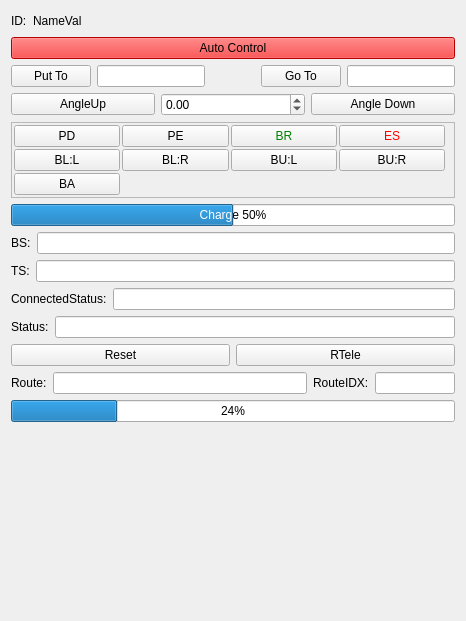
The window that Lib/Net/Agent_Widget.ui (break11/AutoStorage) describes before a commit, drawn with Qt 5.
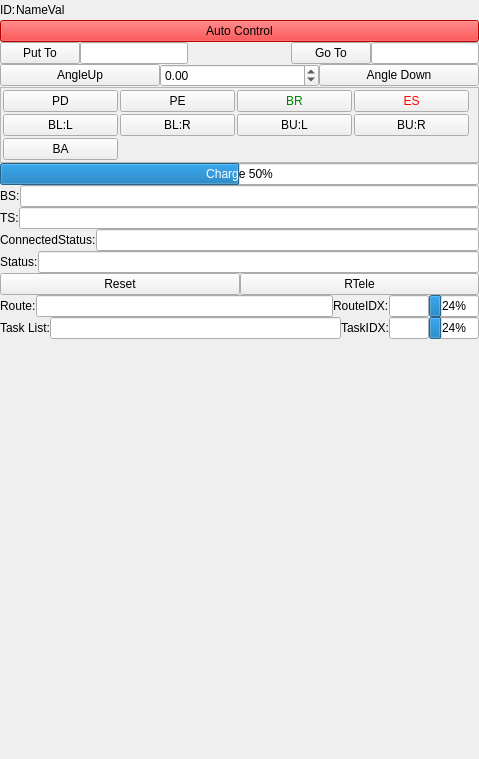
The same window after the commit.

```diff
--- a/Lib/Net/Agent_Widget.ui
+++ b/Lib/Net/Agent_Widget.ui
@@ -6,14 +6,29 @@
    <rect>
     <x>0</x>
     <y>0</y>
-    <width>466</width>
-    <height>621</height>
+    <width>479</width>
+    <height>759</height>
    </rect>
   </property>
   <property name="windowTitle">
    <string>Form</string>
   </property>
   <layout class="QVBoxLayout" name="verticalLayout">
+   <property name="spacing">
+    <number>0</number>
+   </property>
+   <property name="leftMargin">
+    <number>0</number>
+   </property>
+   <property name="topMargin">
+    <number>0</number>
+   </property>
+   <property name="rightMargin">
+    <number>0</number>
+   </property>
+   <property name="bottomMargin">
+    <number>0</number>
+   </property>
    <item>
     <layout class="QHBoxLayout" name="horizontalLayout_6">
      <item>
@@ -493,7 +508,7 @@
       <widget class="QLineEdit" name="edRouteIDX">
        <property name="maximumSize">
         <size>
-         <width>80</width>
+         <width>40</width>
          <height>16777215</height>
         </size>
        </property>
@@ -508,23 +523,101 @@
        </property>
       </widget>
      </item>
+     <item>
+      <widget class="QProgressBar" name="pbRoute">
+       <property name="maximumSize">
+        <size>
+         <width>50</width>
+         <height>16777215</height>
+        </size>
+       </property>
+       <property name="value">
+        <number>24</number>
+       </property>
+       <property name="alignment">
+        <set>Qt::AlignCenter</set>
+       </property>
+       <property name="textVisible">
+        <bool>true</bool>
+       </property>
+       <property name="propRef" stdset="0">
+        <string>route_idx</string>
+       </property>
+      </widget>
+     </item>
     </layout>
    </item>
    <item>
-    <widget class="QProgressBar" name="pbRoute">
-     <property name="value">
-      <number>24</number>
-     </property>
-     <property name="alignment">
-      <set>Qt::AlignCenter</set>
-     </property>
-     <property name="textVisible">
-      <bool>true</bool>
-     </property>
-     <property name="propRef" stdset="0">
-      <string>route_idx</string>
-     </property>
-    </widget>
+    <layout class="QHBoxLayout" name="horizontalLayout_10">
+     <item>
+      <widget class="QLabel" name="lbTaskList">
+       <property name="text">
+        <string>Task List:</string>
+       </property>
+      </widget>
+     </item>
+     <item>
+      <widget class="QLineEdit" name="edTaskList">
+       <property name="readOnly">
+        <bool>false</bool>
+       </property>
+       <property name="clearButtonEnabled">
+        <bool>false</bool>
+       </property>
+       <property name="propRef" stdset="0">
+        <string>task_list</string>
+       </property>
+      </widget>
+     </item>
+     <item>
+      <widget class="QLabel" name="lbTaskIDX">
+       <property name="text">
+        <string>TaskIDX:</string>
+       </property>
+      </widget>
+     </item>
+     <item>
+      <widget class="QLineEdit" name="edTaskIDX">
+       <property name="maximumSize">
+        <size>
+         <width>40</width>
+         <height>16777215</height>
+        </size>
+       </property>
+       <property name="readOnly">
+        <bool>false</bool>
+       </property>
+       <property name="clearButtonEnabled">
+        <bool>false</bool>
+       </property>
+       <property name="propRef" stdset="0">
+        <string>task_idx</string>
+       </property>
+      </widget>
+     </item>
+     <item>
+      <widget class="QProgressBar" name="pbTask">
+       <property name="maximumSize">
+        <size>
+         <width>50</width>
+         <height>16777215</height>
+        </size>
+       </property>
+       <property name="value">
+        <number>24</number>
+       </property>
+       <property name="alignment">
+        <set>Qt::AlignCenter</set>
+       </property>
+       <property name="textVisible">
+        <bool>true</bool>
+       </property>
+       <property name="propRef" stdset="0">
+        <string>task_idx</string>
+       </property>
+      </widget>
+     </item>
+    </layout>
    </item>
    <item>
     <spacer name="verticalSpacer">
```
